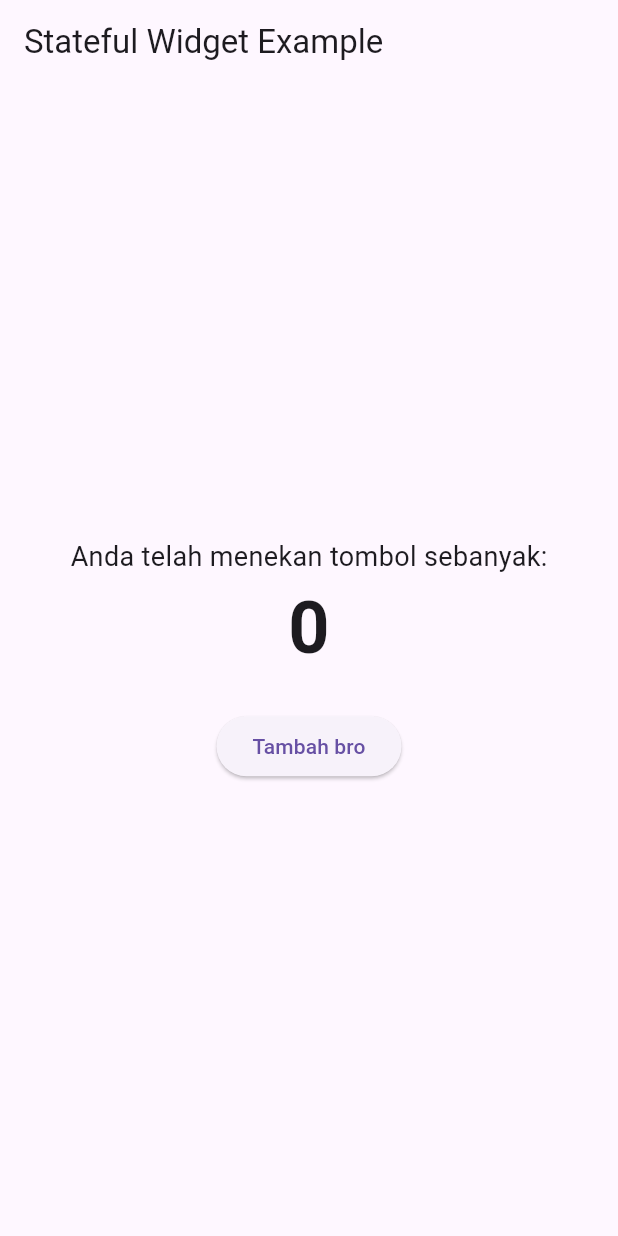
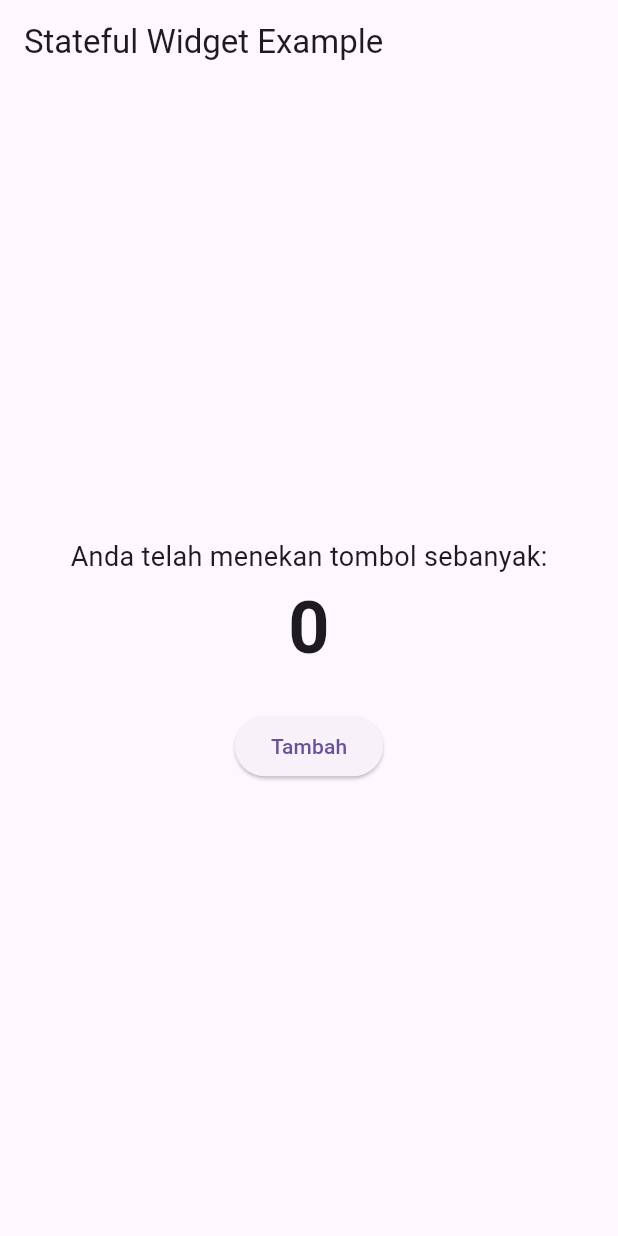
Before and after one commit to rakhan17/Belajar-Flutter, a Flutter app: the screen it shows after launch, on a phone screen of 412 x 824 dp. Run offline on Flutter 3.47's test engine with Material 3 defaults, Android fonts, the phone set to English and light mode, and no system bars.

Commit message:
thirt commit

```diff
--- a/lib/main.dart
+++ b/lib/main.dart
@@ -43,7 +43,7 @@ class _CounterAppState extends State<CounterApp> {
 			  const SizedBox(height: 20), // Memberi jarak
 			  ElevatedButton(
 				onPressed: _incrementCounter, // Memanggil fungsi untuk mengubah state
-				child: const Text('Tambah bro'),
+				child: const Text('Tambah'),
 			  ),
 			],
 		  ),
```
